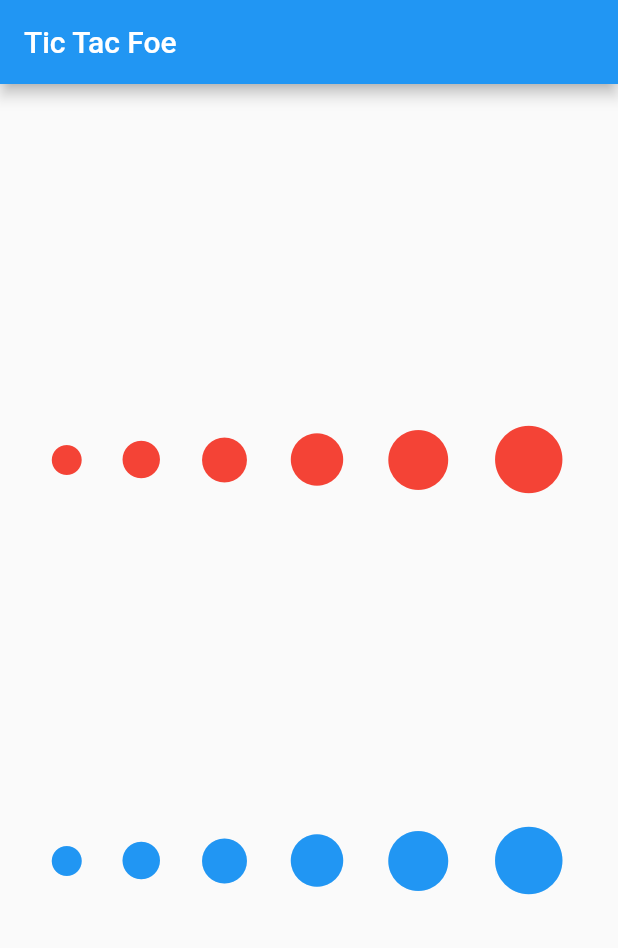
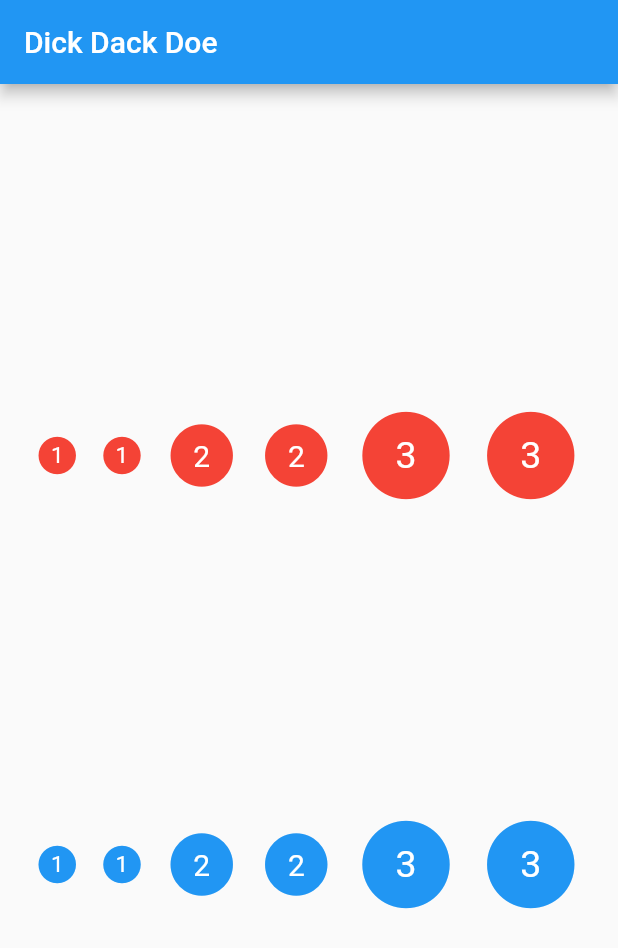
Before and after one commit to AlexLee8210/tic_tac_toe, a Flutter app: the screen it shows after launch, on a phone screen of 412 x 824 dp. Shown: the top 948 px of the screen. Run offline on Flutter 3.47's test engine with Material 2 defaults, Android fonts, the phone set to English and light mode, and no system bars; missing offline and left inert: dart:ffi.

Commit message:
Made Pieces Better

```diff
--- a/lib/main.dart
+++ b/lib/main.dart
@@ -1,3 +1,5 @@
+import 'dart:ffi';
+
 import 'package:flutter/material.dart';
 
 import './piece.dart';
@@ -30,7 +32,7 @@ class MyApp extends StatelessWidget {
     return MaterialApp(
       home: Scaffold(
         appBar: AppBar(
-          title: Text('Tic Tac Foe'),
+          title: Text('Dick Dack Doe'),
         ),
         body: Container(
           height: double.infinity,
@@ -43,7 +45,7 @@ class MyApp extends StatelessWidget {
                   children: List.generate(
                       6,
                       (index) => Piece(
-                            pieceSize: 24 + (index / 2) * 12.0,
+                            pieceType: ((index + 1) / 2.0).round(),
                             pieceColor: Colors.red,
                           ))),
               Row(
@@ -51,7 +53,7 @@ class MyApp extends StatelessWidget {
                   children: List.generate(
                       6,
                       (index) => Piece(
-                            pieceSize: 24 + (index / 2) * 12.0,
+                            pieceType: ((index + 1) / 2.0).round(),
                             pieceColor: Colors.blue,
                           ))),
             ],
--- a/lib/piece.dart
+++ b/lib/piece.dart
@@ -1,21 +1,29 @@
 import 'package:flutter/material.dart';
 
 class Piece extends StatelessWidget {
-  final double pieceSize;
+  final int pieceType;
   final Color pieceColor;
 
   const Piece({
-    required this.pieceSize,
+    required this.pieceType,
     required this.pieceColor,
   });
 
   @override
   Widget build(BuildContext context) {
-    return Icon(
-      Icons.circle,
-      color: pieceColor,
-      size: pieceSize,
-      semanticLabel: 'Text to announce in accessibility modes',
+    return Stack(
+      alignment: Alignment.center,
+      children: <Widget>[
+        Icon(
+          Icons.circle,
+          color: pieceColor,
+          size: 10 + pieceType * 20.0,
+        ),
+        Text(
+          pieceType.toString(),
+          style: TextStyle(fontSize: pieceType * 5 + 10, color: Colors.white),
+        ),
+      ],
     );
   }
 }
```
